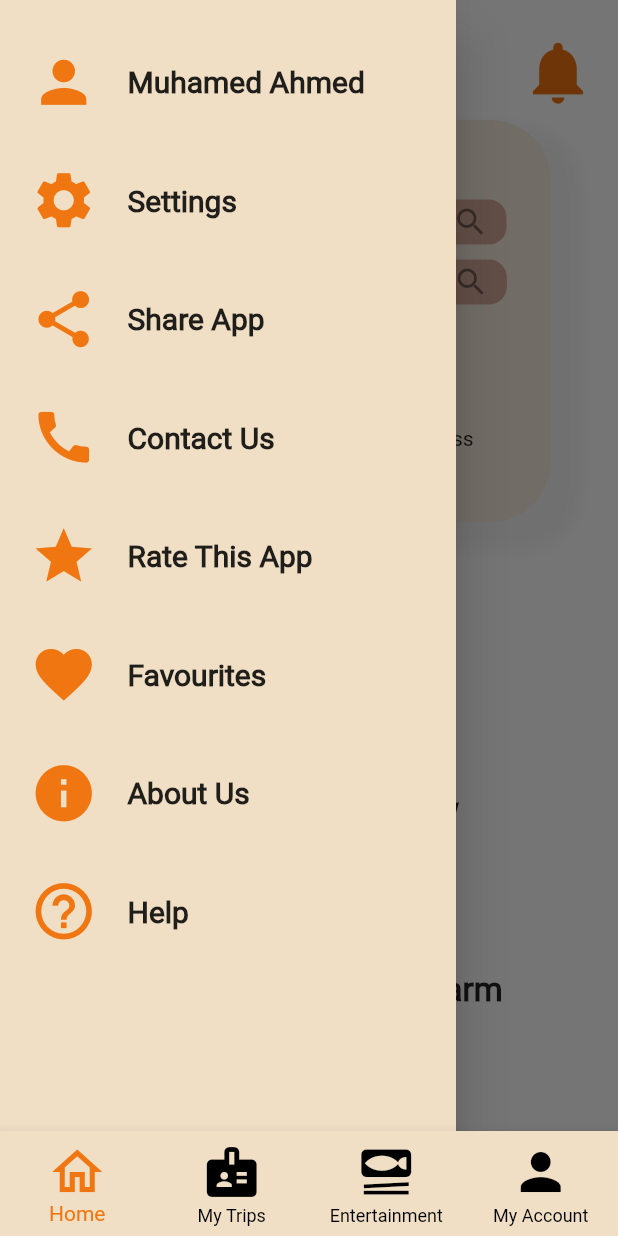
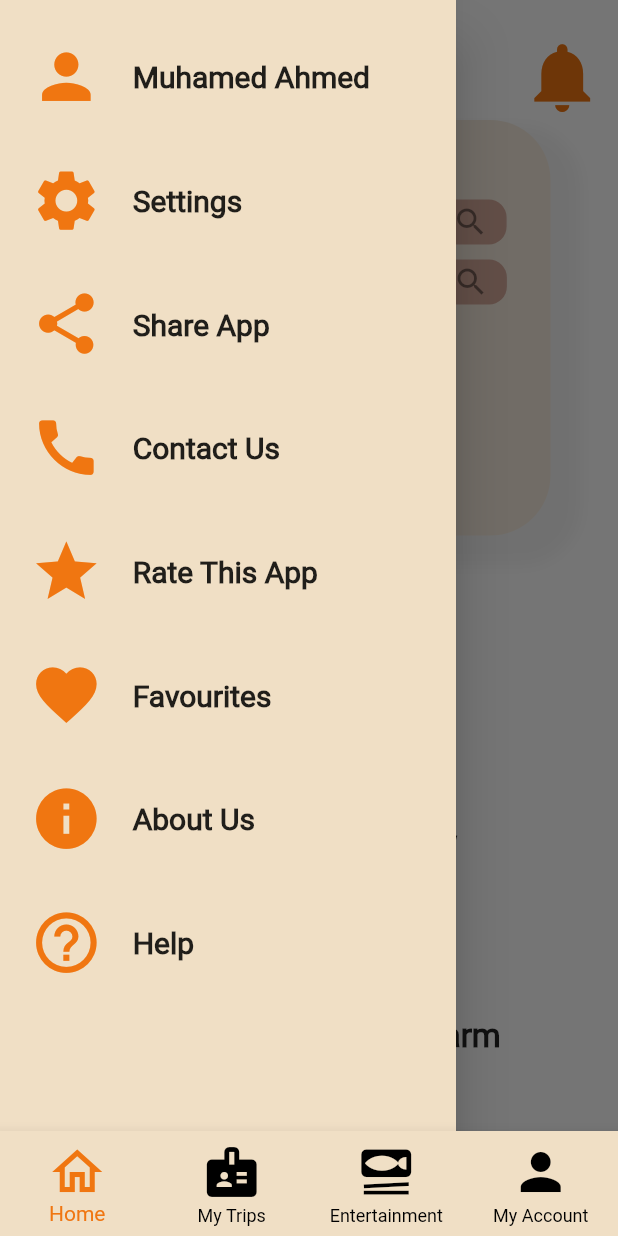
Before and after one commit to AbdallahBadawy/egypt_rails, a Flutter app: the screen it shows after launch, in the side drawer, after a tap on "Muhamed Ahmed", on a phone screen of 412 x 824 dp. Run offline on Flutter 3.47's test engine with Material 2 defaults, Android fonts, the phone set to English and light mode, and no system bars; our stand-ins replace share; missing offline and left inert: dart:ffi.

Commit message:
new commit

```diff
--- a/lib/Bottom_BarScreens/HomeScreen/home_Widgets.dart
+++ b/lib/Bottom_BarScreens/HomeScreen/home_Widgets.dart
@@ -8,7 +8,7 @@
       child: IconButton(
           icon: Icon(
             Icons.menu_rounded,
-            size: 40,
+            size: MediaQuery.of(context).size.width / 9,
           ),
           onPressed: onPressed));
 }
@@ -64,12 +64,11 @@
 Widget ticketType(
     {BuildContext context, int val, Function onChanged, String text}) {
   return Row(
-    mainAxisAlignment: MainAxisAlignment.start,
     children: [
       Container(
         width: 30,
         height: 15,
-        margin: EdgeInsets.symmetric(horizontal: 3),
+        margin: EdgeInsets.all(5),
         child: Radio(
           value: val,
           groupValue: group,
@@ -162,7 +161,7 @@
                       context: context,
                       onChanged: onChanged,
                       val: 3,
-                      text: '2nd Class'),
+                      text: '2nd'),
                 ],
               ),
             ),
@@ -177,15 +176,15 @@
         ),
       ),
       SizedBox(height: 12),
-      preferences(
+      preferences(context: context,
           image: 'assets/images/Live Train View.png',
           title: 'Train Between',
           onTap: null),
-      preferences(
+      preferences(context: context,
           image: 'assets/images/Live Train View.png',
           title: 'Live Train View',
           onTap: null),
-      preferences(
+      preferences(context: context,
           image: 'assets/images/Destination Alarm.png',
           title: 'Destination Alarm',
           onTap: null),
@@ -193,21 +192,23 @@
   );
 }
 
-Widget preferences({String image, String title, Function onTap}) {
+Widget preferences({BuildContext context, String image, String title, Function onTap}) {
   return InkWell(
     onTap: onTap,
     child: Padding(
-      padding: const EdgeInsets.symmetric(horizontal: 40),
+      padding: const EdgeInsets.symmetric(horizontal: 30),
       child: Row(
         children: [
           Image(
-            width: 120,
-            height: 120,
+            width: MediaQuery.of(context).size.width / 3.2,
             image: AssetImage(image),
           ),
-          Text(
-            title,
-            style: TextStyle(fontSize: 22, fontWeight: FontWeight.w700),
+          Container(
+            width: MediaQuery.of(context).size.width / 2,
+            child: Text(
+              title,
+              style: TextStyle(fontSize: 22, fontWeight: FontWeight.w700),
+            ),
           )
         ],
       ),
--- a/lib/Drawer/About Us/About_Us.dart
+++ b/lib/Drawer/About Us/About_Us.dart
@@ -1,5 +1,4 @@
 import 'package:egypt_rails/Background.dart';
-import 'package:egypt_rails/Colors.dart';
 import 'package:egypt_rails/Drawer/About%20Us/About_us_Widgets.dart';
 import 'package:egypt_rails/NotificationsButton.dart';
 import 'package:flutter/material.dart';
@@ -15,7 +14,8 @@
               background(context),
               notificationsButton(context),
               screenName(context),
-              aboutInfo(context)
+              aboutInfo(context),
+
             ],
           )
         ],
--- a/lib/Drawer/Home_Drawer.dart
+++ b/lib/Drawer/Home_Drawer.dart
@@ -4,9 +4,7 @@
 import 'package:share/share.dart';
 import 'Help_Screens/Help_Screen.dart';
 
-
-
-Widget _titleCard({String title, IconData icon, Function onTap}) {
+Widget _titleCard({BuildContext context, String title, IconData icon, Function onTap}) {
   return InkWell(
     onTap: onTap,
     child: Padding(
@@ -15,7 +13,7 @@
         children: [
           Icon(
             icon,
-            size: 45,
+            size: MediaQuery.of(context).size.width / 8.5,
             color: Color(getColorHexFromStr('#F07611')),
           ),
           SizedBox(width: 20),
@@ -33,26 +31,26 @@
       color: Color(getColorHexFromStr('#F0DFC5')),
       child: ListView(
         children: [
-          SizedBox(height: 15),
-          _titleCard(title: 'Muhamed Ahmed', icon: Icons.person, onTap: () {}),
-          _titleCard(title: 'Settings', icon: Icons.settings, onTap: () {}),
-          _titleCard(
+          SizedBox(height: 10),
+          _titleCard(context: context, title: 'Muhamed Ahmed', icon: Icons.person, onTap: () {}),
+          _titleCard(context: context, title: 'Settings', icon: Icons.settings, onTap: () {}),
+          _titleCard(context: context,
               title: 'Share App',
               icon: Icons.share,
               onTap: () {
                 Share.share('https://www.google.com');
               }),
-          _titleCard(title: 'Contact Us', icon: Icons.call, onTap: () {}),
-          _titleCard(title: 'Rate This App', icon: Icons.star, onTap: () {}),
-          _titleCard(title: 'Favourites', icon: Icons.favorite, onTap: () {}),
-          _titleCard(
+          _titleCard(context: context, title: 'Contact Us', icon: Icons.call, onTap: () {}),
+          _titleCard(context: context, title: 'Rate This App', icon: Icons.star, onTap: () {}),
+          _titleCard(context: context, title: 'Favourites', icon: Icons.favorite, onTap: () {}),
+          _titleCard(context: context,
               title: 'About Us',
               icon: Icons.info,
               onTap: () {
                 Navigator.push(context,
                     MaterialPageRoute(builder: (context) => AboutUs()));
               }),
-          _titleCard(
+          _titleCard(context: context,
               title: 'Help',
               icon: Icons.help_outline,
               onTap: () {
--- a/lib/NotificationsButton.dart
+++ b/lib/NotificationsButton.dart
@@ -7,7 +7,7 @@
       child: IconButton(
           icon: Icon(
             Icons.notifications,
-            size: 50,
+            size: MediaQuery.of(context).size.width / 7.4,
             color: Theme.of(context).primaryColor,
           ),
           onPressed: () {}));
```
Also changed, not shown: lib/Drawer/About Us/About_us_Widgets.dart (+7 -5 lines), lib/Drawer/Help_Screens/Help_Screen.dart (+1 -39 lines).
